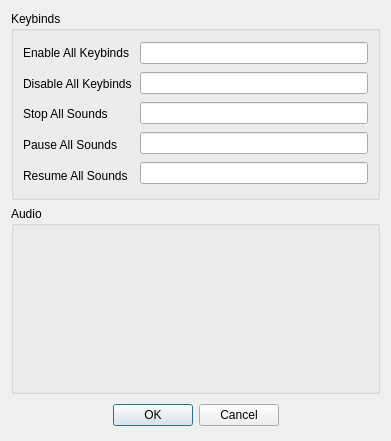
Qt form dialogsettings.ui (defaultsamson/Soundboard) before a commit.
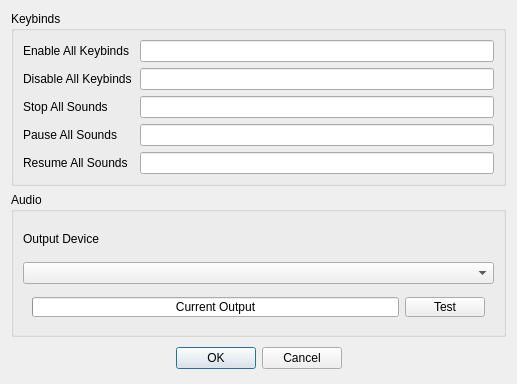
The same form after that commit. Custom widgets are drawn as their Qt base class.

What changed in the file:
```diff
--- a/dialogsettings.ui
+++ b/dialogsettings.ui
@@ -6,8 +6,8 @@
    <rect>
     <x>0</x>
     <y>0</y>
-    <width>391</width>
-    <height>441</height>
+    <width>517</width>
+    <height>384</height>
    </rect>
   </property>
   <property name="windowTitle">
@@ -144,6 +144,59 @@
      <property name="title">
       <string>Audio</string>
      </property>
+     <layout class="QVBoxLayout" name="verticalLayout_4">
+      <item>
+       <widget class="QLabel" name="labelOutputDevice">
+        <property name="text">
+         <string>Output Device</string>
+        </property>
+       </widget>
+      </item>
+      <item>
+       <widget class="QComboBox" name="comboBoxOutputDevice"/>
+      </item>
+      <item>
+       <widget class="QWidget" name="widget_4" native="true">
+        <layout class="QHBoxLayout" name="horizontalLayout">
+         <property name="topMargin">
+          <number>0</number>
+         </property>
+         <property name="bottomMargin">
+          <number>0</number>
+         </property>
+         <item>
+          <widget class="QProgressBar" name="outputBar">
+           <property name="maximumSize">
+            <size>
+             <width>16777215</width>
+             <height>20</height>
+            </size>
+           </property>
+           <property name="value">
+            <number>0</number>
+           </property>
+           <property name="format">
+            <string>Current Output</string>
+           </property>
+          </widget>
+         </item>
+         <item>
+          <widget class="QPushButton" name="pushButtonOutput">
+           <property name="maximumSize">
+            <size>
+             <width>16777215</width>
+             <height>20</height>
+            </size>
+           </property>
+           <property name="text">
+            <string>Test</string>
+           </property>
+          </widget>
+         </item>
+        </layout>
+       </widget>
+      </item>
+     </layout>
     </widget>
    </item>
    <item>
```
Left out of the diff: 27 changed lines with no effect on the pictures.
